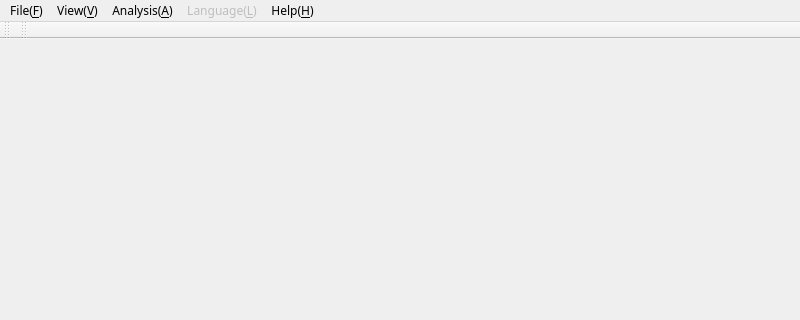
Qt form ZGO2/form/gomainwindow.ui (regissahore/Typewriter) before a commit; both pictures show x 0 to 800 and y 0 to 320 of the 800 by 600 pixel window.
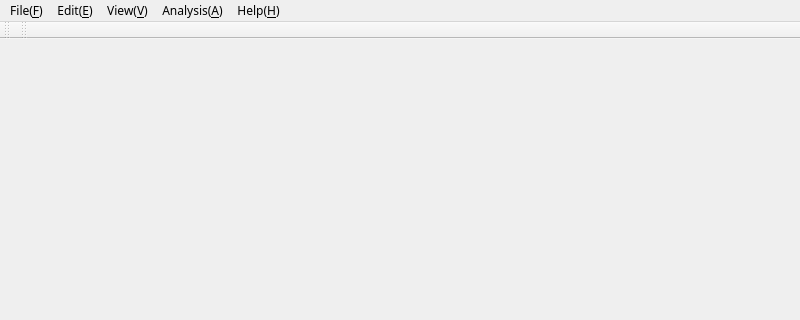
The same form after that commit. Icons and pictures are not drawn.

```diff
--- a/ZGO2/form/gomainwindow.ui
+++ b/ZGO2/form/gomainwindow.ui
@@ -29,7 +29,7 @@
      <x>0</x>
      <y>0</y>
      <width>800</width>
-     <height>23</height>
+     <height>21</height>
     </rect>
    </property>
    <widget class="QMenu" name="menuFile_F">
@@ -57,16 +57,6 @@
     <addaction name="actionFind_Path"/>
     <addaction name="actionFind_Cut"/>
    </widget>
-   <widget class="QMenu" name="menuLanguage_L">
-    <property name="enabled">
-     <bool>false</bool>
-    </property>
-    <property name="title">
-     <string>Language(&amp;L)</string>
-    </property>
-    <addaction name="actionChinese_Simplified"/>
-    <addaction name="actionEnglish"/>
-   </widget>
    <widget class="QMenu" name="menuHelp_H">
     <property name="title">
      <string>Help(&amp;H)</string>
@@ -81,10 +71,17 @@
     <addaction name="actionTool_DockWidget"/>
     <addaction name="actionParameter_DockWidget"/>
    </widget>
+   <widget class="QMenu" name="menuEdit_E">
+    <property name="title">
+     <string>Edit(&amp;E)</string>
+    </property>
+    <addaction name="actionCopy_C"/>
+    <addaction name="actionDelete_D"/>
+   </widget>
    <addaction name="menuFile_F"/>
+   <addaction name="menuEdit_E"/>
    <addaction name="menuView_V"/>
    <addaction name="menuAnalysis_A"/>
-   <addaction name="menuLanguage_L"/>
    <addaction name="menuHelp_H"/>
   </widget>
   <widget class="QStatusBar" name="statusbar"/>
```
Left out of the diff: 27 changed lines with no effect on the pictures.
